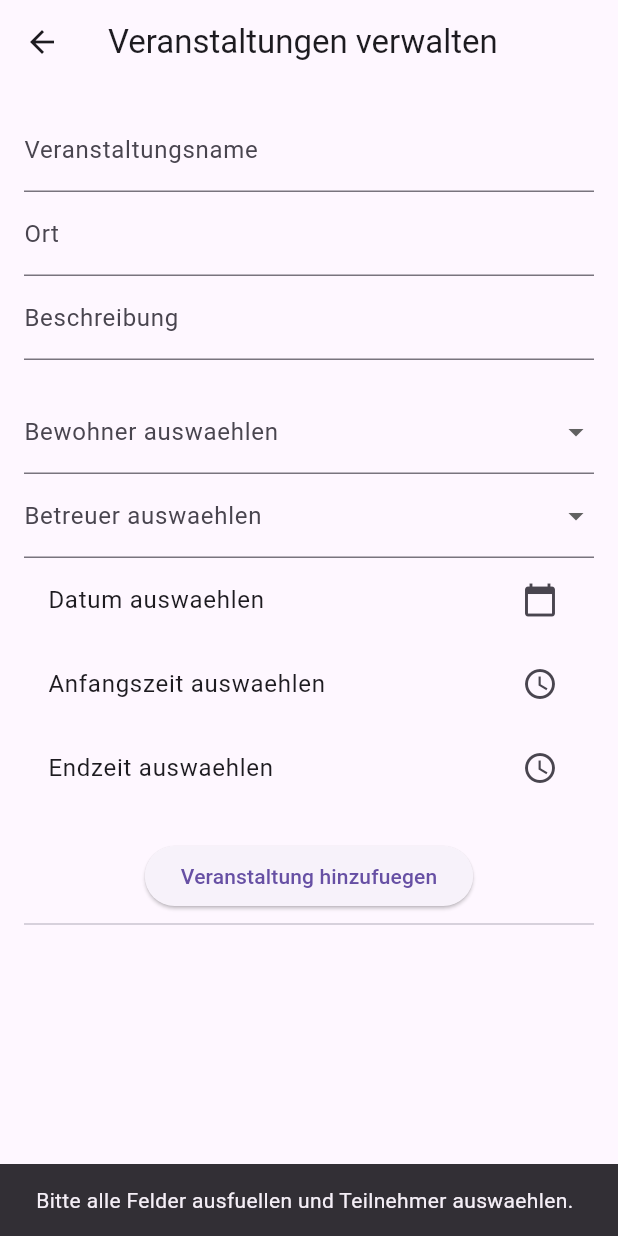
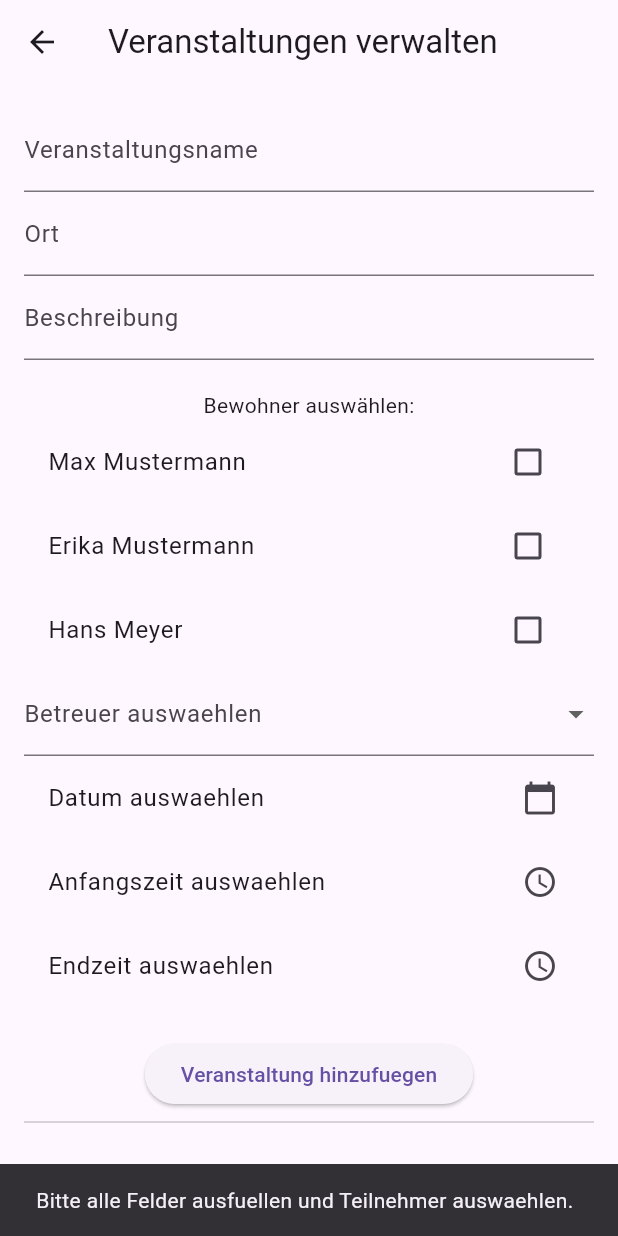
Before and after one commit to dennis605/bt_flutter1, a Flutter app: the VeranstaltungPage screen opened directly, after a tap on "Veranstaltung hinzufuegen", on a phone screen of 412 x 824 dp. Run offline on Flutter 3.47's test engine with Material 3 defaults, Android fonts, the phone set to English and light mode, and no system bars.

Commit message:
veranstaltung anlegen mit list auswahl implementiert

```diff
--- a/lib/veranstaltung_page.dart
+++ b/lib/veranstaltung_page.dart
@@ -17,6 +17,7 @@ class _VeranstaltungPageState extends State<VeranstaltungPage> {
   List<Bewohner> bewohnerDummyListe = [
     Bewohner(vorname: "Max", nachname: "Mustermann", alter: 30, kommentar: "Kommentar 1"),
     Bewohner(vorname: "Erika", nachname: "Mustermann", alter: 25, kommentar: "Kommentar 2"),
+    Bewohner(vorname: "Hans", nachname: "Meyer", alter: 35, kommentar: "Kommentar 3"),
   ];
 
   List<Betreuer> betreuerDummyListe = [
@@ -25,7 +26,7 @@ class _VeranstaltungPageState extends State<VeranstaltungPage> {
   ];
 
   // Auswahl von Bewohnern und Betreuern
-  List<Bewohner> ausgewaehlteBewohner = []; // LowerCamelCase ohne Umlaute
+  Map<Bewohner, bool> bewohnerCheckboxValues = {}; // Für Checkboxen
   Betreuer? ausgewaehlterBetreuer; // LowerCamelCase ohne Umlaute
 
   // Controller für das Formular
@@ -38,8 +39,22 @@ class _VeranstaltungPageState extends State<VeranstaltungPage> {
   TimeOfDay? anfangsZeit;
   TimeOfDay? endZeit;
 
+  @override
+  void initState() {
+    super.initState();
+    // Initialisiere die Bewohner Checkboxen mit "false" (nicht ausgewählt)
+    for (var bewohner in bewohnerDummyListe) {
+      bewohnerCheckboxValues[bewohner] = false;
+    }
+  }
+
   // Funktion zum Hinzufügen einer Veranstaltung
   void _addVeranstaltung() {
+    List<Bewohner> ausgewaehlteBewohner = bewohnerCheckboxValues.entries
+        .where((entry) => entry.value)
+        .map((entry) => entry.key)
+        .toList();
+
     if (ausgewaehlteBewohner.isEmpty || ausgewaehlterBetreuer == null || ausgewaehltesDatum == null) {
       ScaffoldMessenger.of(context).showSnackBar(const SnackBar(
         content: Text('Bitte alle Felder ausfuellen und Teilnehmer auswaehlen.'),
@@ -66,11 +81,15 @@ class _VeranstaltungPageState extends State<VeranstaltungPage> {
     nameController.clear();
     ortController.clear();
     beschreibungController.clear();
-    ausgewaehlteBewohner = [];
     ausgewaehlterBetreuer = null;
     ausgewaehltesDatum = null;
     anfangsZeit = null;
     endZeit = null;
+
+    // Checkboxen zurücksetzen
+    for (var bewohner in bewohnerCheckboxValues.keys) {
+      bewohnerCheckboxValues[bewohner] = false;
+    }
   }
 
   // Datumsauswahl
@@ -138,34 +157,20 @@ class _VeranstaltungPageState extends State<VeranstaltungPage> {
               ),
               const SizedBox(height: 20),
 
-              // Dropdown für Bewohnerauswahl
-              DropdownButtonFormField<Bewohner>(
-                decoration: const InputDecoration(labelText: 'Bewohner auswaehlen'),
-                items: bewohnerDummyListe.map((bewohner) {
-                  return DropdownMenuItem<Bewohner>(
-                    value: bewohner,
-                    child: Text('${bewohner.vorname} ${bewohner.nachname}'),
+              // Bewohner-Auswahl mit Checkboxen
+              const Text('Bewohner auswählen:'),
+              Column(
+                children: bewohnerCheckboxValues.entries.map((entry) {
+                  return CheckboxListTile(
+                    title: Text('${entry.key.vorname} ${entry.key.nachname}'),
+                    value: entry.value,
+                    onChanged: (bool? value) {
+                      setState(() {
+                        bewohnerCheckboxValues[entry.key] = value!;
+                      });
+                    },
                   );
                 }).toList(),
-                onChanged: (bewohner) {
-                  if (bewohner != null && !ausgewaehlteBewohner.contains(bewohner)) {
-                    setState(() {
-                      ausgewaehlteBewohner.add(bewohner);
-                    });
-                  }
-                },
-              ),
-              Wrap(
-                children: ausgewaehlteBewohner
-                    .map((bewohner) => Chip(
-                          label: Text('${bewohner.vorname} ${bewohner.nachname}'),
-                          onDeleted: () {
-                            setState(() {
-                              ausgewaehlteBewohner.remove(bewohner);
-                            });
-                          },
-                        ))
-                    .toList(),
               ),
 
               // Dropdown für Betreuerauswahl
```
